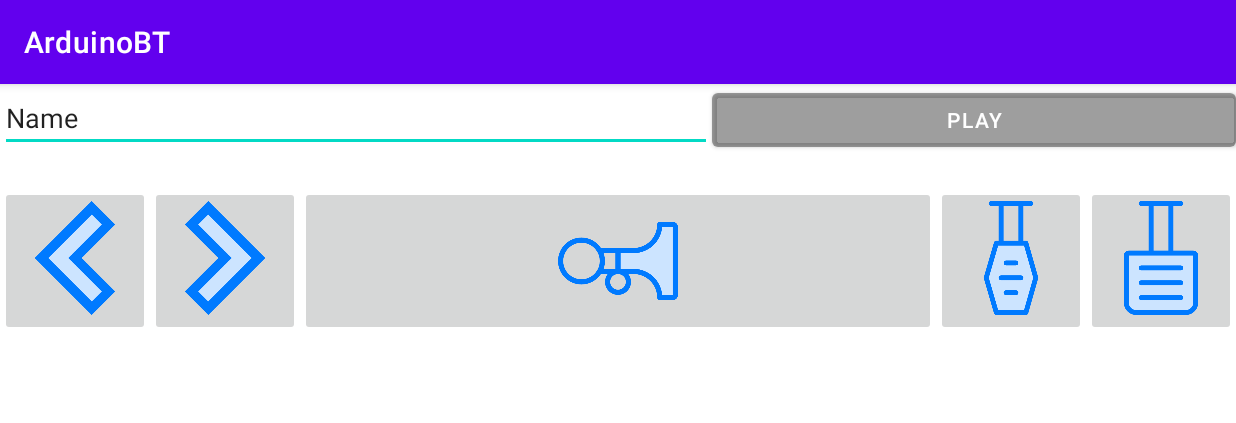
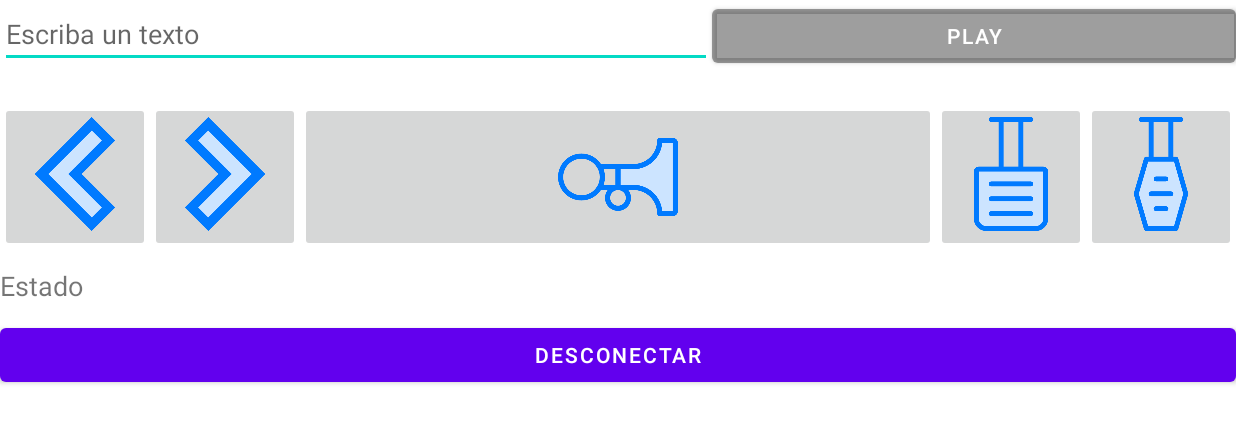
Before and after one commit to RicardoE20/ArduinoBT, an Android app: the screen it shows after launch (MainActivity), on a phone screen of 824 x 412 dp (held sideways). Shown: the top 423 px of the screen. Run offline under Robolectric (Android 15) with nearby library versions, the phone set to English and light mode, and no system bars.

Commit message:
Terminada la edicion grafica

```diff
--- a/app/src/main/AndroidManifest.xml
+++ b/app/src/main/AndroidManifest.xml
@@ -9,7 +9,10 @@
         android:roundIcon="@mipmap/ic_launcher_round"
         android:supportsRtl="true"
         android:theme="@style/Theme.ArduinoBT">
-        <activity android:name=".MainActivity" android:screenOrientation="landscape">
+        <activity android:name=".DispositivosVinculados"></activity>
+        <activity
+            android:name=".MainActivity"
+            android:screenOrientation="landscape">
             <intent-filter>
                 <action android:name="android.intent.action.MAIN" />
 
--- a/app/src/main/java/com/example/arduinobt/MainActivity.java
+++ b/app/src/main/java/com/example/arduinobt/MainActivity.java
@@ -3,14 +3,106 @@ package com.example.arduinobt;
 import androidx.appcompat.app.AppCompatActivity;
 
 import android.os.Bundle;
+import android.view.View;
+import android.widget.Button;
+import android.widget.EditText;
+import android.widget.ImageButton;
+import android.widget.TextView;
 
 public class MainActivity extends AppCompatActivity
 {
-
+    private Button Conectar, Desconectar;
+    private TextView Estado;
+    private EditText IngresoTxt;
+    private ImageButton Izquierda, Derecha, Claxon, Acelerador, Freno;
     @Override
     protected void onCreate(Bundle savedInstanceState)
     {
+
         super.onCreate(savedInstanceState);
         setContentView(R.layout.activity_main);
+
+
+        Conectar = findViewById(R.id.Conectar);
+        Desconectar = findViewById(R.id.Desconectar);
+        Estado = findViewById(R.id.Estado);
+        IngresoTxt = findViewById(R.id.IngresoTxt);
+        Izquierda = findViewById(R.id.Izquierda);
+        Derecha = findViewById(R.id.Derecha);
+        Claxon = findViewById(R.id.Claxon);
+        Acelerador = findViewById(R.id.Acelerador);
+        Freno = findViewById(R.id.Freno);
+
+        Conectar.setOnClickListener(new View.OnClickListener()
+        {
+            @Override
+            public void onClick(View v)
+            {
+
+            }
+        });
+
+        Desconectar.setOnClickListener(new View.OnClickListener()
+        {
+            @Override
+            public void onClick(View v)
+            {
+
+            }
+        });
+
+        Izquierda.setOnClickListener(new View.OnClickListener()
+        {
+            @Override
+            public void onClick(View v)
+            {
+
+            }
+        });
+
+        Derecha.setOnClickListener(new View.OnClickListener()
+        {
+            @Override
+            public void onClick(View v)
+            {
+
+            }
+        });
+
+        Claxon.setOnClickListener(new View.OnClickListener()
+        {
+            @Override
+            public void onClick(View v)
+            {
+
+            }
+        });
+
+        Freno.setOnClickListener(new View.OnClickListener()
+        {
+            @Override
+            public void onClick(View v)
+            {
+
+            }
+        });
+
+        Acelerador.setOnClickListener(new View.OnClickListener()
+        {
+            @Override
+            public void onClick(View v)
+            {
+
+            }
+        });
+
+        Desconectar.setOnClickListener(new View.OnClickListener()
+        {
+            @Override
+            public void onClick(View v)
+            {
+
+            }
+        });
     }
 }
--- a/app/src/main/res/layout/activity_main.xml
+++ b/app/src/main/res/layout/activity_main.xml
@@ -13,13 +13,13 @@
         android:orientation="horizontal">
 
         <EditText
-            android:id="@+id/editTextTextPersonName"
+            android:id="@+id/IngresoTxt"
             android:layout_width="wrap_content"
             android:layout_height="wrap_content"
             android:layout_weight="1"
             android:ems="10"
-            android:inputType="textPersonName"
-            android:text="Name" />
+            android:hint="Escriba un texto"
+            android:inputType="textPersonName" />
 
         <Button
             android:id="@+id/Conectar"
@@ -32,7 +32,7 @@
 
     <LinearLayout
         android:layout_width="match_parent"
-        android:layout_height="match_parent">
+        android:layout_height="wrap_content">
 
         <ImageButton
             android:id="@+id/Izquierda"
@@ -51,7 +51,7 @@
             app:srcCompat="@drawable/flecha_correcta" />
 
         <ImageButton
-            android:id="@+id/imageButton5"
+            android:id="@+id/Claxon"
             android:layout_width="100dp"
             android:layout_height="100dp"
             android:layout_marginTop="20dp"
@@ -65,15 +65,36 @@
             android:layout_height="100dp"
             android:layout_marginTop="20dp"
             android:scaleType="fitStart"
-            app:srcCompat="@drawable/acelerador" />
+            app:srcCompat="@drawable/freno" />
 
         <ImageButton
-            android:id="@+id/Atras"
+            android:id="@+id/Acelerador"
             android:layout_width="100dp"
             android:layout_height="100dp"
             android:layout_marginTop="20dp"
             android:scaleType="fitStart"
-            app:srcCompat="@drawable/freno" />
+            app:srcCompat="@drawable/acelerador" />
+    </LinearLayout>
+
+    <LinearLayout
+        android:layout_width="match_parent"
+        android:layout_height="match_parent"
+        android:orientation="vertical">
+
+        <TextView
+            android:id="@+id/Estado"
+            android:layout_width="match_parent"
+            android:layout_height="wrap_content"
+            android:layout_marginTop="10dp"
+            android:text="Estado"
+            android:textSize="18sp" />
+
+        <Button
+            android:id="@+id/Desconectar"
+            android:layout_width="match_parent"
+            android:layout_height="wrap_content"
+            android:layout_marginTop="10dp"
+            android:text="Desconectar" />
     </LinearLayout>
 
 </LinearLayout>
--- /dev/null
+++ b/app/src/main/res/layout/dispositivos_encontrados.xml
@@ -0,0 +1,6 @@
+<?xml version="1.0" encoding="utf-8"?>
+<TextView
+    xmlns:android="http://schemas.android.com/apk/res/android" android:layout_width="match_parent"
+    android:layout_height="match_parent">
+
+</TextView>
--- a/app/src/main/res/values-night/themes.xml
+++ b/app/src/main/res/values-night/themes.xml
@@ -1,6 +1,6 @@
 <resources xmlns:tools="http://schemas.android.com/tools">
     <!-- Base application theme. -->
-    <style name="Theme.ArduinoBT" parent="Theme.MaterialComponents.DayNight.DarkActionBar">
+    <style name="Theme.ArduinoBT" parent="Theme.MaterialComponents.DayNight.NoActionBar">
         <!-- Primary brand color. -->
         <item name="colorPrimary">@color/purple_200</item>
         <item name="colorPrimaryVariant">@color/purple_700</item>
--- a/app/src/main/res/values/themes.xml
+++ b/app/src/main/res/values/themes.xml
@@ -1,6 +1,6 @@
 <resources xmlns:tools="http://schemas.android.com/tools">
     <!-- Base application theme. -->
-    <style name="Theme.ArduinoBT" parent="Theme.MaterialComponents.DayNight.DarkActionBar">
+    <style name="Theme.ArduinoBT" parent="Theme.MaterialComponents.DayNight.NoActionBar">
         <!-- Primary brand color. -->
         <item name="colorPrimary">@color/purple_500</item>
         <item name="colorPrimaryVariant">@color/purple_700</item>
```
Also changed, not shown: app/src/main/java/com/example/arduinobt/DispositivosVinculados.java (added, +16 -0 lines), app/src/main/res/layout/activity_dispositivos_vinculados.xml (added, +36 -0 lines).
